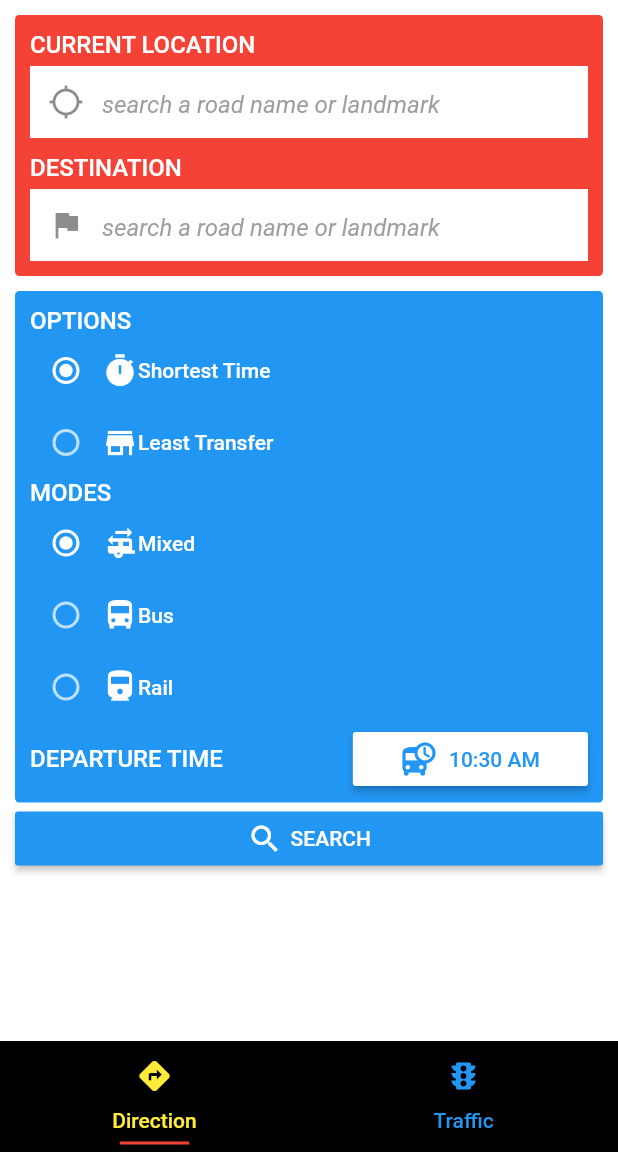
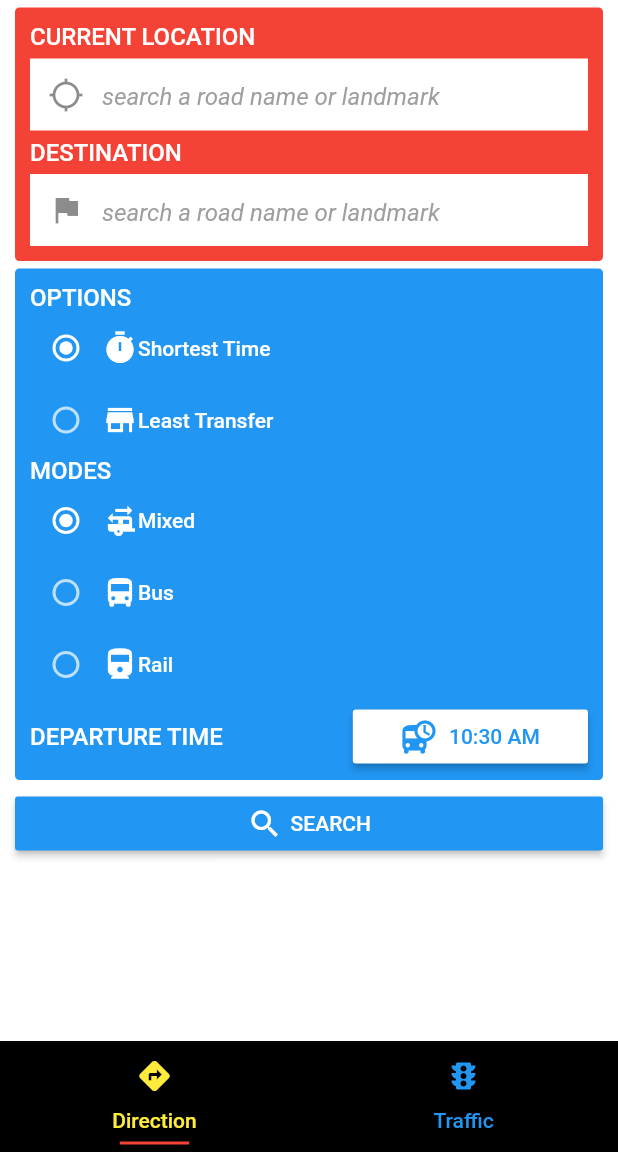
Before and after one commit to arma7x/myrapidplanmyjourney, a Flutter app: the screen it shows after launch, on a phone screen of 412 x 824 dp, the part 84-1236 px from its top. Run offline on Flutter 3.47's test engine with Material 2 defaults, Android fonts, the light colour scheme and no system bars; drawn by our look-alikes of flutter_typeahead; our stand-ins replace cached_network_image.

Commit message:
mini update

```diff
--- a/lib/navigation/fragments/plan_my_journey.dart
+++ b/lib/navigation/fragments/plan_my_journey.dart
@@ -233,7 +233,7 @@ class _PlanMyJourneyState extends State<PlanMyJourney> with FragmentUtils, Autom
       color: Colors.white,
       child: new ListView(
         children: <Widget>[
-          new SizedBox(height: 10.0),
+          new SizedBox(height: 5.0),
           new Container(
             decoration: new BoxDecoration(
               color: Colors.red,
@@ -302,7 +302,7 @@ class _PlanMyJourneyState extends State<PlanMyJourney> with FragmentUtils, Autom
                     _fromController.text = from['label'];
                   },
                 ),
-                new SizedBox(height: 10.0),
+                new SizedBox(height: 5.0),
                 new Text(
                   "DESTINATION",
                   style: Theme.of(context).textTheme.body2.merge(TextStyle(
@@ -358,7 +358,7 @@ class _PlanMyJourneyState extends State<PlanMyJourney> with FragmentUtils, Autom
               ]
             )
           ),
-          new SizedBox(height: 10.0),
+          new SizedBox(height: 5.0),
           new Container(
             decoration: new BoxDecoration(
               color: Theme.of(context).primaryColor,
@@ -584,6 +584,7 @@ class _PlanMyJourneyState extends State<PlanMyJourney> with FragmentUtils, Autom
               )
             ),
           ),
+          new SizedBox(height: 5.0),
           new Container(
             margin: EdgeInsets.fromLTRB(10.0, 0.0, 10.0, 0.0),
             child: SizedBox(
--- a/lib/widgets/service_status_widget.dart
+++ b/lib/widgets/service_status_widget.dart
@@ -27,7 +27,7 @@ class ServiceStatusList extends StatelessWidget {
     return new ServiceStatusList._(
       service_id: json['service_id'],
       service_name: json['service_name'],
-      service_logo: 'https://myrapid.com.my/clients/Myrapid_Prasarana_37CB56E7-2301-4302-9B98-DFC127DD17E9/contentms/img/' + json['service_logo'],
+      service_logo: 'https://www.myrapid.com.my/clients/Myrapid_Prasarana_37CB56E7-2301-4302-9B98-DFC127DD17E9/contentms/img/' + json['service_logo'],
       setting_id: json['setting_id'],
       service_desc: json['service_desc'],
       action_By: json['action_By'],
```
